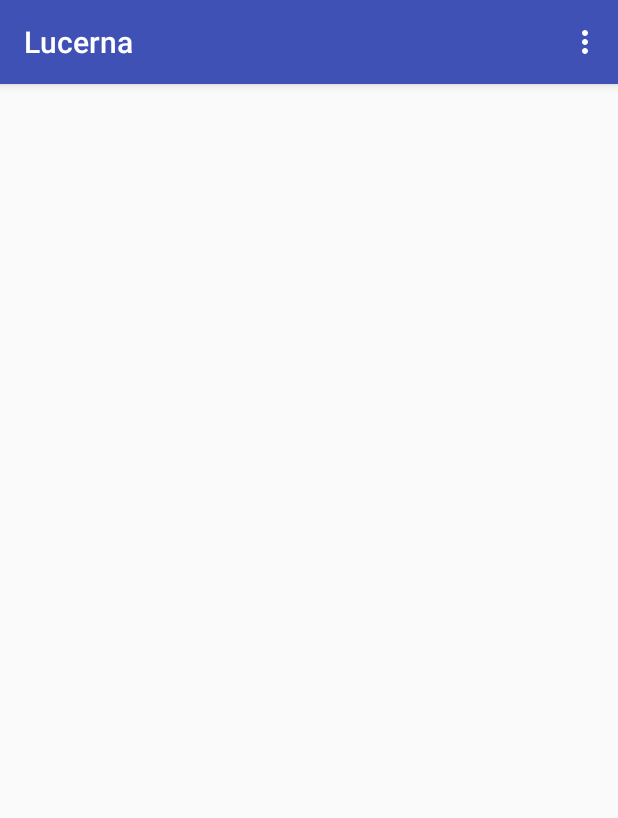
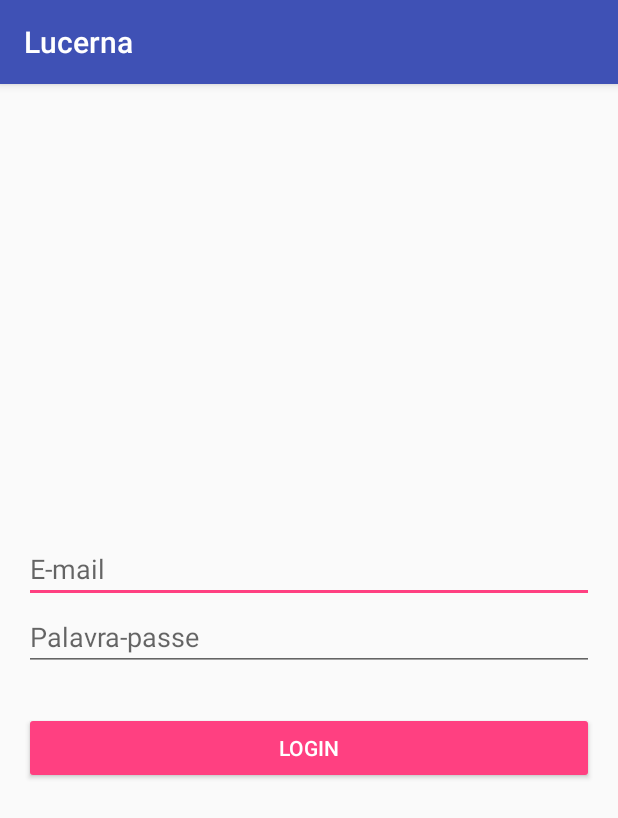
Before and after one commit to hkakutalua/Lucerna, an Android app: the screen it shows after launch (MainActivity before the commit, LoginActivity after it), on a phone screen of 412 x 824 dp. Shown: the top 818 px of the screen. Run offline under Robolectric (Android 15) with nearby library versions, the phone set to English and light mode, and no system bars; our stand-ins replace Firebase (no records; nobody signed in at launch, a user with empty details on screens opened directly).

Commit message:
Added login screen/functionality

```diff
--- /dev/null
+++ b/app/src/main/java/com/bitpapr/lucerna/activities/LaunchActivity.java
@@ -0,0 +1,59 @@
+package com.bitpapr.lucerna.activities;
+
+import android.content.Intent;
+import android.os.Handler;
+import android.support.v7.app.AppCompatActivity;
+import android.os.Bundle;
+import android.view.Window;
+import android.view.WindowManager;
+
+import com.bitpapr.lucerna.R;
+import com.google.firebase.auth.FirebaseAuth;
+import com.google.firebase.auth.FirebaseUser;
+
+/**
+ * Activity related to the launch screen
+ * This activity will open the main activity if the user has logged in already,
+ * otherwise it will launch the login activity
+ */
+public class LaunchActivity extends AppCompatActivity {
+
+    @Override
+    protected void onCreate(Bundle savedInstanceState) {
+        super.onCreate(savedInstanceState);
+        setContentView(R.layout.activity_launch);
+    }
+
+    @Override
+    protected void onStart() {
+        super.onStart();
+
+        FirebaseAuth firebaseAuth = FirebaseAuth.getInstance();
+        FirebaseUser currentLoggedUser = firebaseAuth.getCurrentUser();
+        final Handler handler = new Handler();
+
+        if (currentLoggedUser == null) {
+            handler.postDelayed(this::showLoginActivity, 2000);
+        } else {
+            handler.postDelayed(this::showMainActivity, 2000);
+        }
+    }
+
+    /**
+     * Shows the login activity
+     */
+    private void showLoginActivity() {
+        Intent loginIntent = new Intent(this, LoginActivity.class);
+        startActivity(loginIntent);
+        finish();
+    }
+
+    /**
+     * Shows the main activity
+     */
+    private void showMainActivity() {
+        Intent mainIntent = new Intent(this, MainActivity.class);
+        startActivity(mainIntent);
+        finish();
+    }
+}
--- /dev/null
+++ b/app/src/main/java/com/bitpapr/lucerna/activities/LoginActivity.java
@@ -0,0 +1,153 @@
+package com.bitpapr.lucerna.activities;
+
+import android.app.ProgressDialog;
+import android.content.Intent;
+import android.support.annotation.NonNull;
+import android.support.v7.app.AppCompatActivity;
+import android.os.Bundle;
+import android.text.TextUtils;
+import android.util.Log;
+import android.util.Patterns;
+import android.view.View;
+import android.widget.Button;
+import android.widget.EditText;
+import android.widget.TextView;
+
+import com.bitpapr.lucerna.R;
+import com.google.android.gms.tasks.OnCompleteListener;
+import com.google.android.gms.tasks.OnFailureListener;
+import com.google.android.gms.tasks.Task;
+import com.google.firebase.auth.AuthResult;
+import com.google.firebase.auth.FirebaseAuth;
+import com.google.firebase.auth.FirebaseAuthInvalidCredentialsException;
+import com.google.firebase.auth.FirebaseAuthInvalidUserException;
+
+/**
+ * The activity responsible for login in the user
+ */
+public class LoginActivity extends AppCompatActivity
+    implements OnCompleteListener<AuthResult>, OnFailureListener{
+
+    private static final String TAG = LoginActivity.class.getSimpleName();
+
+    private EditText mEmailEditText;
+    private EditText mPasswordEditText;
+    private TextView mLoginFailureTextView;
+    private TextView mNetworkFailureTextView;
+
+    private ProgressDialog mLoginProgressDialog;
+
+    private FirebaseAuth mFirebaseAuth;
+
+    @Override
+    protected void onCreate(Bundle savedInstanceState) {
+        super.onCreate(savedInstanceState);
+        setContentView(R.layout.activity_login);
+
+        mEmailEditText = findViewById(R.id.edit_email);
+        mPasswordEditText = findViewById(R.id.edit_password);
+        mLoginFailureTextView = findViewById(R.id.text_login_failure);
+        mNetworkFailureTextView = findViewById(R.id.text_network_failure);
+        Button loginButton = findViewById(R.id.button_login);
+
+        loginButton.setOnClickListener((View v) -> loginUser());
+
+        mFirebaseAuth = FirebaseAuth.getInstance();
+        mLoginProgressDialog = new ProgressDialog(this);
+    }
+
+    /**
+     * Called when the authentication process is completed (success or failure)
+     * @param task a Task object containing the result of the authentication process
+     */
+    @Override
+    public void onComplete(@NonNull Task<AuthResult> task) {
+        if (task.isSuccessful()) {
+            Log.d(TAG, "Sign in with email was successful");
+            startActivity(new Intent(this, MainActivity.class));
+            finish();
+        }
+
+        mLoginProgressDialog.dismiss();
+    }
+
+    /**
+     * Called when the authentication process fails
+     * @param e the exception whose concrete type represents the kind of failure
+     */
+    @Override
+    public void onFailure(@NonNull Exception e) {
+        if (e instanceof FirebaseAuthInvalidUserException ||
+                e instanceof FirebaseAuthInvalidCredentialsException) {
+            Log.e(TAG, e.getMessage());
+            showLoginFailedMessage();
+        } else {
+            Log.e(TAG, e.getMessage());
+            showLoginFailedMessage();
+        }
+
+        mLoginProgressDialog.dismiss();
+    }
+
+    /**
+     * Tries to log in the user
+     */
+    private void loginUser() {
+
+        if (!validLoginFields())
+            return;
+
+        String email = mEmailEditText.getText().toString();
+        String password = mPasswordEditText.getText().toString();
+
+        mFirebaseAuth.signInWithEmailAndPassword(email, password)
+                .addOnCompleteListener(this)
+                .addOnFailureListener(this);
+
+        mLoginProgressDialog.setIndeterminate(true);
+        mLoginProgressDialog.setCancelable(false);
+        mLoginProgressDialog.setMessage(getString(R.string.login_wait_text));
+        mLoginProgressDialog.show();
+    }
+
+    /**
+     * Check if email and password fields contain valid data
+     * @return a boolean indicating if login and password fields are
+     * in valid state
+     */
+    private boolean validLoginFields() {
+
+        String email = mEmailEditText.getText().toString();
+        String password = mPasswordEditText.getText().toString();
+        boolean validFields = true;
+
+        if (TextUtils.isEmpty(email) ||
+                !Patterns.EMAIL_ADDRESS.matcher(email).matches()) {
+            validFields = false;
+            mEmailEditText.setError(getString(R.string.invalid_email_error));
+        }
+
+        if (TextUtils.isEmpty(password)) {
+            validFields = false;
+            mPasswordEditText.setError(getString((R.string.empty_password_error)));
+        }
+
+        return validFields;
+    }
+
+    /**
+     * Shows a text indicating that the login was unsuccessful
+     */
+    private void showLoginFailedMessage() {
+        mNetworkFailureTextView.setVisibility(View.INVISIBLE);
+        mLoginFailureTextView.setVisibility(View.VISIBLE);
+    }
+
+    /**
+     * Shows a text indicating that a failure related to network has occurred
+     */
+    private void showNetworkFailureMessage() {
+        mLoginFailureTextView.setVisibility(View.INVISIBLE);
+        mNetworkFailureTextView.setVisibility(View.VISIBLE);
+    }
+}
--- a/app/src/main/java/com/bitpapr/lucerna/MainActivity.java
+++ b/app/src/main/java/com/bitpapr/lucerna/activities/MainActivity.java
@@ -1,4 +1,4 @@
-package com.bitpapr.lucerna;
+package com.bitpapr.lucerna.activities;
 
 import android.content.Intent;
 import android.support.v4.app.LoaderManager;
@@ -15,6 +15,8 @@ import android.view.MenuItem;
 import android.view.View;
 import android.widget.ProgressBar;
 
+import com.bitpapr.lucerna.adapters.MovieAdapter;
+import com.bitpapr.lucerna.R;
 import com.bitpapr.lucerna.models.Movie;
 import com.bitpapr.lucerna.utilities.NetworkUtils;
 
@@ -25,7 +27,7 @@ import java.util.ArrayList;
 
 public class MainActivity extends AppCompatActivity
         implements LoaderManager.LoaderCallbacks<ArrayList<Object>>,
-                   MovieAdapter.MovieListItemClickListener {
+        MovieAdapter.MovieListItemClickListener {
 
     private static final String TAG = MainActivity.class.getName();
 
--- a/app/src/main/java/com/bitpapr/lucerna/MovieAdapter.java
+++ b/app/src/main/java/com/bitpapr/lucerna/adapters/MovieAdapter.java
@@ -1,4 +1,4 @@
-package com.bitpapr.lucerna;
+package com.bitpapr.lucerna.adapters;
 
 import android.content.Context;
 import android.net.Uri;
@@ -9,6 +9,7 @@ import android.view.ViewGroup;
 import android.widget.ImageView;
 import android.widget.TextView;
 
+import com.bitpapr.lucerna.R;
 import com.bitpapr.lucerna.models.Movie;
 import com.bitpapr.lucerna.utilities.GenreToStringConverter;
 import com.squareup.picasso.Picasso;
--- /dev/null
+++ b/app/src/main/res/layout/activity_login.xml
@@ -0,0 +1,52 @@
+<?xml version="1.0" encoding="utf-8"?>
+<LinearLayout
+    xmlns:android="http://schemas.android.com/apk/res/android"
+    xmlns:tools="http://schemas.android.com/tools"
+    android:layout_width="match_parent"
+    android:layout_height="match_parent"
+    tools:context="com.bitpapr.lucerna.activities.LoginActivity"
+    android:orientation="vertical"
+    android:padding="16dp"
+    android:gravity="center">
+    <EditText
+        android:id="@+id/edit_email"
+        android:layout_width="match_parent"
+        android:layout_height="wrap_content"
+        android:hint="@string/login_email_hint"
+        android:inputType="textEmailAddress"/>
+    <EditText
+        android:id="@+id/edit_password"
+        android:layout_width="match_parent"
+        android:layout_height="wrap_content"
+        android:hint="@string/login_password_hint"
+        android:inputType="textPassword"/>
+    <FrameLayout
+        android:layout_width="match_parent"
+        android:layout_height="wrap_content"
+        android:layout_marginTop="4dp">
+        <TextView
+            android:id="@+id/text_login_failure"
+            android:layout_width="wrap_content"
+            android:layout_height="wrap_content"
+            android:text="@string/login_failure_message"
+            android:layout_gravity="center"
+            android:visibility="invisible"
+            android:textColor="#f52222"/>
+        <TextView
+            android:id="@+id/text_network_failure"
+            android:layout_width="wrap_content"
+            android:layout_height="wrap_content"
+            android:layout_gravity="center"
+            android:text="@string/network_failure_message"
+            android:visibility="invisible"
+            android:textColor="#f52222"/>
+    </FrameLayout>
+    <Button
+        android:id="@+id/button_login"
+        android:layout_width="match_parent"
+        android:layout_height="wrap_content"
+        android:layout_marginTop="4dp"
+        android:text="@string/login_button_text"
+        android:backgroundTint="@color/colorAccent"
+        android:textColor="#ffffff"/>
+</LinearLayout>
--- a/app/src/main/res/layout/activity_main.xml
+++ b/app/src/main/res/layout/activity_main.xml
@@ -5,7 +5,7 @@
     xmlns:tools="http://schemas.android.com/tools"
     android:layout_width="match_parent"
     android:layout_height="match_parent"
-    tools:context="com.bitpapr.lucerna.MainActivity">
+    tools:context="com.bitpapr.lucerna.activities.MainActivity">
 
     <android.support.v7.widget.RecyclerView
         android:id="@+id/rv_movies"
--- a/app/src/main/res/values/strings.xml
+++ b/app/src/main/res/values/strings.xml
@@ -31,5 +31,13 @@
     <string name="drama_movies_category">Filmes de Drama</string>
     <string name="horror_movies_category">Filmes de Horror</string>
     <string name="science_fiction_movies_category">Filmes de Ficção Científica</string>
+    <string name="login_email_hint">E-mail</string>
+    <string name="login_password_hint">Palavra-passe</string>
+    <string name="login_button_text">Login</string>
+    <string name="invalid_email_error">E-mail inválido</string>
+    <string name="empty_password_error">Escreva a palavra-passe</string>
+    <string name="login_failure_message">O email ou palavra-passe estão incorretos</string>
+    <string name="network_failure_message">Não há conexão à rede</string>
+    <string name="login_wait_text">Autenticando usuário...</string>
 
 </resources>
--- a/app/src/main/res/values/styles.xml
+++ b/app/src/main/res/values/styles.xml
@@ -8,4 +8,9 @@
         <item name="colorAccent">@color/colorAccent</item>
     </style>
 
+    <style name="AppTheme.NoActionBar" parent="AppTheme">
+        <item name="windowActionBar">false</item>
+        <item name="windowNoTitle">true</item>
+    </style>
+
 </resources>
```
Also changed, not shown: app/build.gradle (+15 -4 lines), app/src/main/AndroidManifest.xml (+13 -11 lines), app/src/main/java/com/bitpapr/lucerna/activities/MovieDetailsActivity.java (renamed from app/src/main/java/com/bitpapr/lucerna/MovieDetailsActivity.java, +4 -6 lines), app/src/main/java/com/bitpapr/lucerna/application/LucernaApplication.java (added, +17 -0 lines), app/src/main/res/layout/activity_launch.xml (added, +19 -0 lines), build.gradle (+5 -2 lines), 1 other file.
